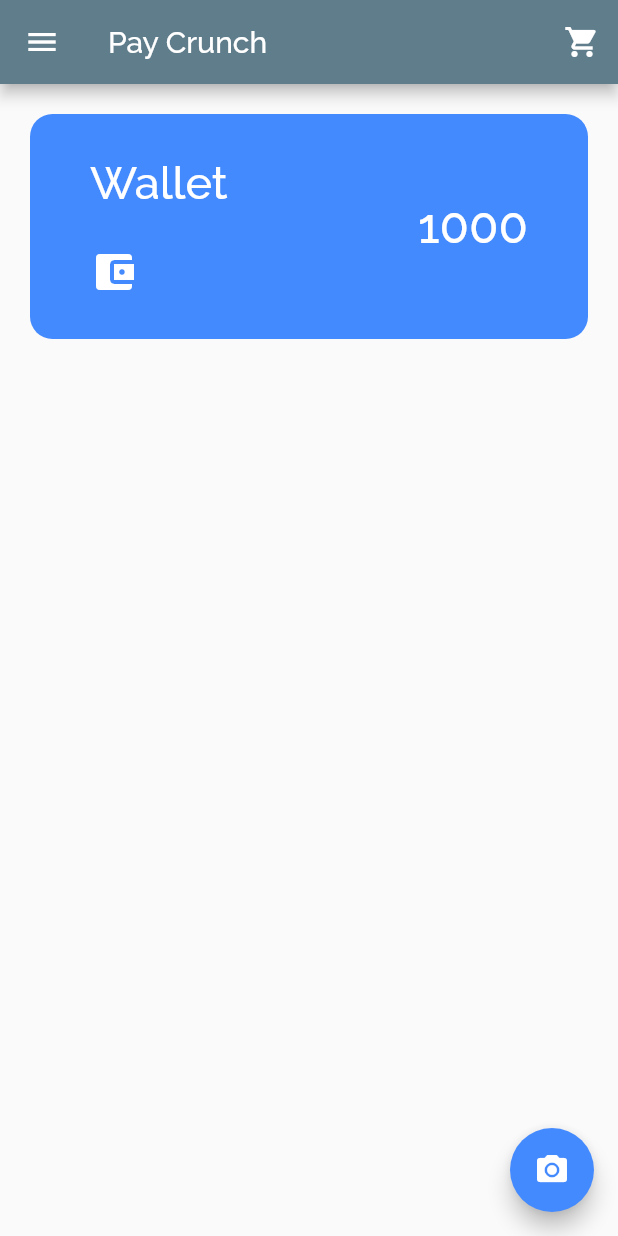
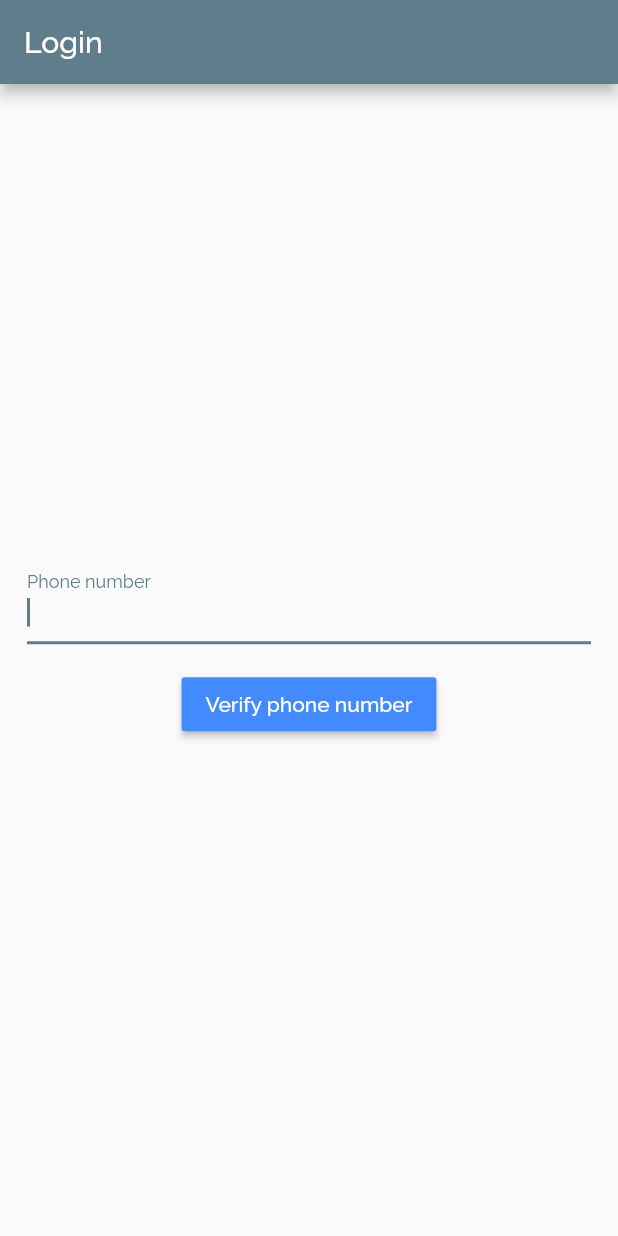
Before and after one commit to bluex4556/PayCrunch, a Flutter app: the screen it shows after launch, on a phone screen of 412 x 824 dp. Run offline on Flutter 3.47's test engine with Material 2 defaults, Android fonts, the phone set to English and light mode, and no system bars; our stand-ins replace firebase_auth; missing offline and left inert: qrscan; accounts and stored records are empty.

Commit message:
Added phone no Authentication with firebase

```diff
--- /dev/null
+++ b/lib/auth_service.dart
@@ -0,0 +1,25 @@
+import 'package:firebase_auth/firebase_auth.dart';
+import 'package:flutter/material.dart';
+import 'package:pay_crunch/screens/home.dart';
+import 'package:pay_crunch/screens/login_screen.dart';
+
+class AuthService {
+  handleAuth() {
+    return StreamBuilder(
+      stream: FirebaseAuth.instance.onAuthStateChanged,
+      builder: (_, snapshot) {
+        if (snapshot.hasData)
+          return Home();
+        else
+          return LoginScreen();
+      },
+    );
+  }
+  signOut(){
+    FirebaseAuth.instance.signOut();
+  }
+  //sign in
+  signIn(AuthCredential credential) {
+    FirebaseAuth.instance.signInWithCredential(credential);
+  }
+}
--- a/lib/main.dart
+++ b/lib/main.dart
@@ -1,9 +1,8 @@
-import 'dart:async';
 import 'package:flutter/material.dart';
-import 'package:pay_crunch/screens/cart_screen.dart';
-import 'package:qrscan/qrscan.dart' as scanner;
+import 'package:pay_crunch/auth_service.dart';
 
-import 'screens/home.dart';
+import 'screens/cart_screen.dart';
+import 'screens/login_screen.dart';
 
 void main() => runApp(MyApp());
 
@@ -16,9 +15,10 @@ class MyApp extends StatelessWidget {
         accentColor: Colors.blueAccent,
         fontFamily: "Raleway",
       ),
-      home: Home(),
+      home: AuthService().handleAuth(),
       routes: {
         CartScreen.routeName: (_) => CartScreen(),
+        LoginScreen.routeName: (_) => LoginScreen(),
       },
     );
   }
--- a/lib/models/cart_item.dart
+++ b/lib/models/cart_item.dart
@@ -1,13 +1,14 @@
 import 'package:flutter/foundation.dart';
+import 'package:pay_crunch/models/product.dart';
 
 class CartItem {
   final String username;
-  final String productId;
+  final Product product;
   int qty;
 
   CartItem({
     @required this.username,
-    @required this.productId,
+    @required this.product,
     this.qty = 1,
   });
 }
--- /dev/null
+++ b/lib/screens/login_screen.dart
@@ -0,0 +1,129 @@
+import 'package:flutter/material.dart';
+import 'package:firebase_auth/firebase_auth.dart';
+import 'package:flutter/services.dart';
+import 'package:pay_crunch/auth_service.dart';
+
+class LoginScreen extends StatefulWidget {
+  static const routeName = '/login';
+
+  @override
+  _LoginScreenState createState() => _LoginScreenState();
+}
+
+class _LoginScreenState extends State<LoginScreen> {
+  final FirebaseAuth _auth = FirebaseAuth.instance;
+  final TextEditingController _phoneNumberController = TextEditingController();
+  final TextEditingController _smsController = TextEditingController();
+  String _verificationId;
+  bool _codeSent = false;
+
+  @override
+  Widget build(BuildContext context) {
+    return Scaffold(
+        appBar: AppBar(
+          title: Text("Login"),
+        ),
+        body: Builder(builder: (BuildContext context) {
+          return Container(
+            alignment: AlignmentDirectional.center,
+            padding: const EdgeInsets.symmetric(horizontal: 18.0),
+            child: Column(
+              mainAxisAlignment: MainAxisAlignment.center,
+              children: <Widget>[
+                (!_codeSent)
+                    ? TextFormField(
+                        keyboardType: TextInputType.phone,
+                        controller: _phoneNumberController,
+                        decoration:
+                            const InputDecoration(labelText: 'Phone number'),
+                        autofocus: true,
+                        onFieldSubmitted: (_) => _verifyPhoneNumber(),
+                      )
+                    : TextFormField(
+                        maxLength: 6,
+                        autofocus: true,
+                        inputFormatters: [
+                          WhitelistingTextInputFormatter.digitsOnly,
+                        ],
+                        keyboardType: TextInputType.number,
+                        controller: _smsController,
+                        decoration: const InputDecoration(
+                            labelText: 'Verification code'),
+                  onFieldSubmitted: (_) => _signInWithPhoneNumber(context),
+
+                      ),
+                Container(
+                  padding: const EdgeInsets.symmetric(vertical: 16.0),
+                  alignment: Alignment.center,
+                  child: RaisedButton(
+                    onPressed: () async {
+                      (!_codeSent)
+                          ? _verifyPhoneNumber()
+                          : _signInWithPhoneNumber(context);
+                    },
+                    child: (!_codeSent)
+                        ? const Text('Verify phone number')
+                        : const Text("Enter OTP"),
+                    color: Theme.of(context).accentColor,
+                    textColor: Colors.white,
+                  ),
+                )
+              ],
+            ),
+          );
+        }));
+  }
+
+  void _verifyPhoneNumber() async {
+    final PhoneVerificationCompleted verificationCompleted =
+        (AuthCredential phoneAuthCredential) {
+      AuthService().signIn(phoneAuthCredential);
+    };
+
+    final PhoneVerificationFailed verificationFailed =
+        (AuthException authException) {
+      print(
+          'Phone number verification failed. Code: ${authException.code}. Message: ${authException.message}');
+    };
+
+    final PhoneCodeSent codeSent =
+        (String verificationId, [int forceResendingToken]) async {
+      _verificationId = verificationId;
+      setState(() {
+        _codeSent = true;
+      });
+    };
+
+    final PhoneCodeAutoRetrievalTimeout codeAutoRetrievalTimeout =
+        (String verificationId) {
+      _verificationId = verificationId;
+    };
+
+    await _auth.verifyPhoneNumber(
+        phoneNumber: "+91" + _phoneNumberController.text,
+        timeout: const Duration(seconds: 5),
+        verificationCompleted: verificationCompleted,
+        verificationFailed: verificationFailed,
+        codeSent: codeSent,
+        codeAutoRetrievalTimeout: codeAutoRetrievalTimeout);
+  }
+
+  void _signInWithPhoneNumber(BuildContext context) async {
+    FirebaseUser user;
+    final AuthCredential credential = PhoneAuthProvider.getCredential(
+      verificationId: _verificationId,
+      smsCode: _smsController.text,
+    );
+    try {
+      user = (await _auth.signInWithCredential(credential)).user;
+      final FirebaseUser currentUser = await _auth.currentUser();
+      assert(user.uid == currentUser.uid);
+    } catch (Exception) {
+      user = null;
+      Scaffold.of(context).showSnackBar(SnackBar(
+        content: Text("Incorrect Verification code"),
+      ));
+      print("error");
+    }
+  }
+}
--- a/pubspec.yaml
+++ b/pubspec.yaml
@@ -19,7 +19,9 @@ environment:
 dependencies:
   flutter:
     sdk: flutter
-  cloud_firestore: ^0.13.0+1
+  cloud_firestore: ^0.13.5
+  google_sign_in: ^4.4.4
+  firebase_auth: ^0.16.0
   qrscan: ^0.2.17
 
 
```
Also changed, not shown: lib/screens/cart_screen.dart (+36 -13 lines), lib/screens/home.dart (+7 -5 lines), lib/widget/cart_product.dart (+13 -10 lines), lib/widget/main_drawer.dart (+4 -3 lines), pubspec.lock, 3 other files.
